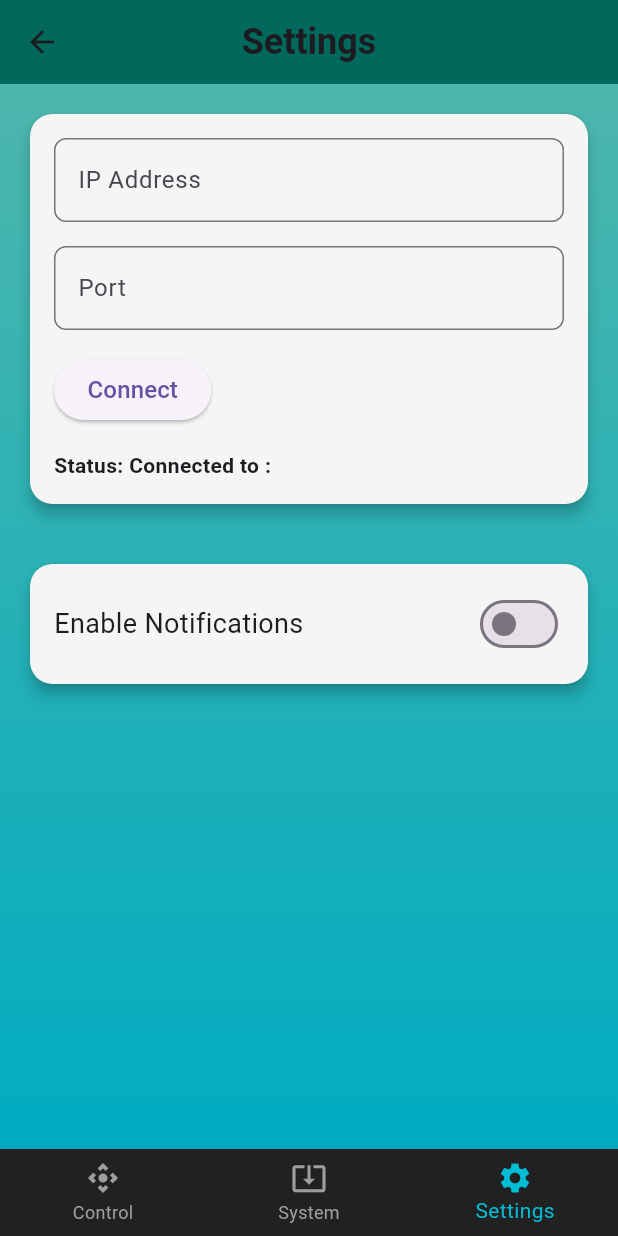
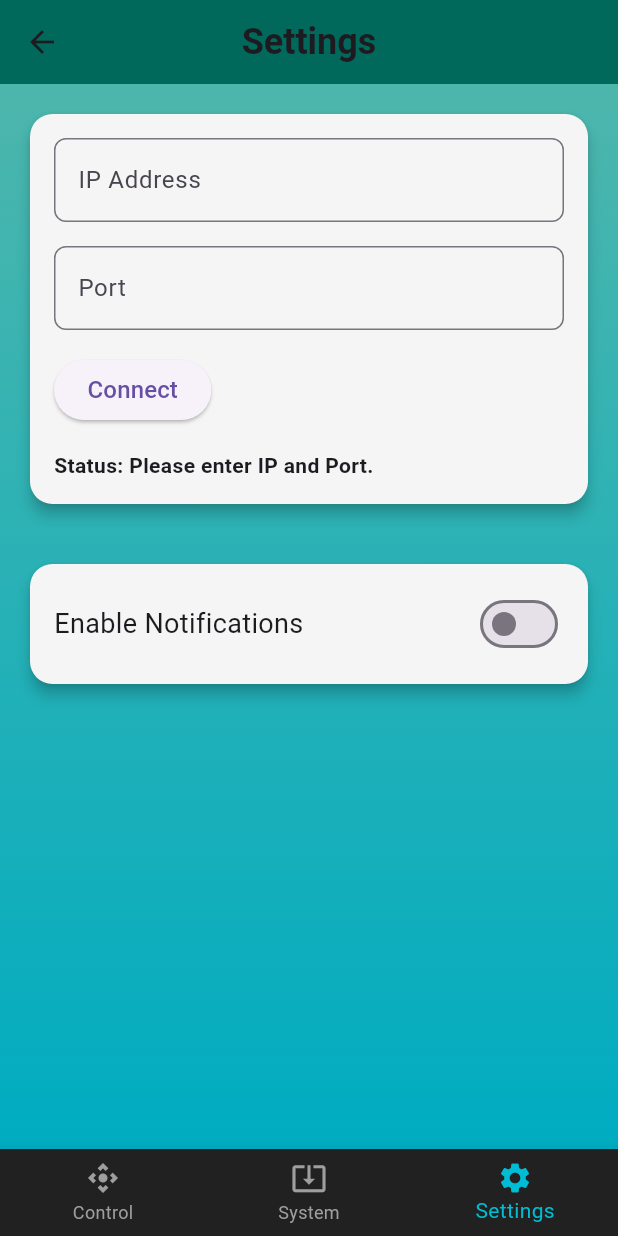
Before and after one commit to saxojeblin/BEAM, a Flutter app: the screen it shows after launch, item 3 of the bottom bar chosen, after a tap on "Connect", on a phone screen of 412 x 824 dp. Run offline on Flutter 3.47's test engine with Material 3 defaults, Android fonts, the phone set to English and light mode, and no system bars.

Commit message:
Implemented Basic Wi-Fi Connection - Implemented main MCU as AP for Wi-Fi - Updated app settings to have verify connection feature

```diff
--- a/beam_app/lib/main.dart
+++ b/beam_app/lib/main.dart
@@ -1,6 +1,7 @@
 // ignore_for_file: library_private_types_in_public_api
 
 import 'package:flutter/material.dart';
+import 'package:http/http.dart' as http;
 
 void main() {
   runApp(BeamApp());
@@ -324,6 +325,42 @@
   bool notificationsEnabled = false;
   String connectionStatus = "Disconnected";
 
+  Future<void> testConnection() async {
+    String ip = ipController.text;
+    String port = portController.text;
+    if (ip.isEmpty || port.isEmpty) {
+      setState(() {
+        connectionStatus = "Please enter IP and Port.";
+      });
+      return;
+    }
+
+    String url = "http://$ip:$port/test";
+
+    try {
+      final response = await http.get(Uri.parse(url)).timeout(
+        Duration(seconds: 3),
+        onTimeout: () {
+          throw Exception("Timeout");
+        },
+      );
+
+      if (response.statusCode == 200) {
+        setState(() {
+          connectionStatus = "Connected to BEAM device!";
+        });
+      } else {
+        setState(() {
+          connectionStatus = "Failed (Code: ${response.statusCode})";
+        });
+      }
+    } catch (e) {
+      setState(() {
+        connectionStatus = "Could not connect to BEAM device";
+      });
+    }
+  }
+
   @override
   Widget build(BuildContext context) {
     return Scaffold(
@@ -331,10 +368,7 @@
         backgroundColor: Colors.teal.shade800,
         title: const Text(
           'Settings',
-          style: TextStyle(
-            fontSize: 24,
-            fontWeight: FontWeight.bold,
-          ),
+          style: TextStyle(fontSize: 24, fontWeight: FontWeight.bold),
         ),
         centerTitle: true,
       ),
@@ -385,16 +419,14 @@
                             ),
                             SizedBox(height: 16),
                             ElevatedButton(
-                              onPressed: () {
-                                setState(() {
-                                  connectionStatus = "Connected to ${ipController.text}:${portController.text}";
-                                });
-                              },
+                              onPressed: testConnection,
                               child: Text("Connect"),
                             ),
                             SizedBox(height: 16),
-                            Text("Status: $connectionStatus",
-                                style: TextStyle(fontWeight: FontWeight.bold)),
+                            Text(
+                              "Status: $connectionStatus",
+                              style: TextStyle(fontWeight: FontWeight.bold),
+                            ),
                           ],
                         ),
                       ),
@@ -413,8 +445,7 @@
                         child: Row(
                           mainAxisAlignment: MainAxisAlignment.spaceBetween,
                           children: [
-                            Text("Enable Notifications",
-                                style: TextStyle(fontSize: 18)),
+                            Text("Enable Notifications", style: TextStyle(fontSize: 18)),
                             Switch(
                               value: notificationsEnabled,
                               onChanged: (value) {
```
Also changed, not shown: 5 other files.
